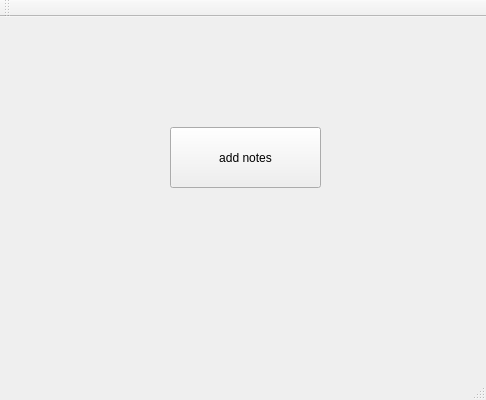
Qt form dashboard.ui (mehreen019/notebox-dashboard-pws-part-) before a commit.
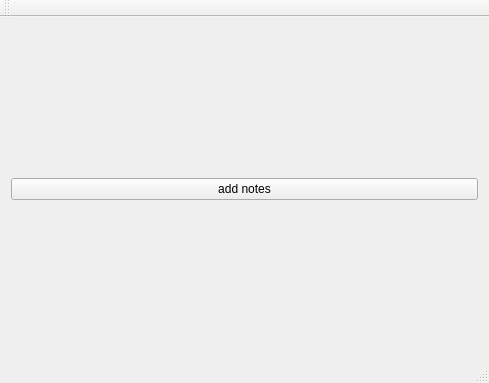
The same form after that commit.

Commit message: added dashboard, add note, display notes

What changed in the file:
```diff
--- a/dashboard.ui
+++ b/dashboard.ui
@@ -6,37 +6,27 @@
    <rect>
     <x>0</x>
     <y>0</y>
-    <width>486</width>
-    <height>400</height>
+    <width>489</width>
+    <height>383</height>
    </rect>
   </property>
   <property name="windowTitle">
    <string>dashboard</string>
   </property>
   <widget class="QWidget" name="centralWidget">
+   <layout class="QHBoxLayout" name="horizontalLayout">
+    <item>
+     <layout class="QGridLayout" name="gridLayout_2">
+      <item row="0" column="0">
    <widget class="QPushButton" name="noteAdd">
-    <property name="geometry">
-     <rect>
-      <x>170</x>
-      <y>110</y>
-      <width>151</width>
-      <height>61</height>
-     </rect>
-    </property>
     <property name="text">
      <string>add notes</string>
     </property>
    </widget>
-  </widget>
-  <widget class="QMenuBar" name="menuBar">
-   <property name="geometry">
-    <rect>
-     <x>0</x>
-     <y>0</y>
-     <width>486</width>
-     <height>26</height>
-    </rect>
-   </property>
+      </item>
+     </layout>
+    </item>
+   </layout>
   </widget>
   <widget class="QToolBar" name="mainToolBar">
    <attribute name="toolBarArea">
```
Lines whose indentation alone changed are shown as unchanged. The commit also changes 66 other files.
